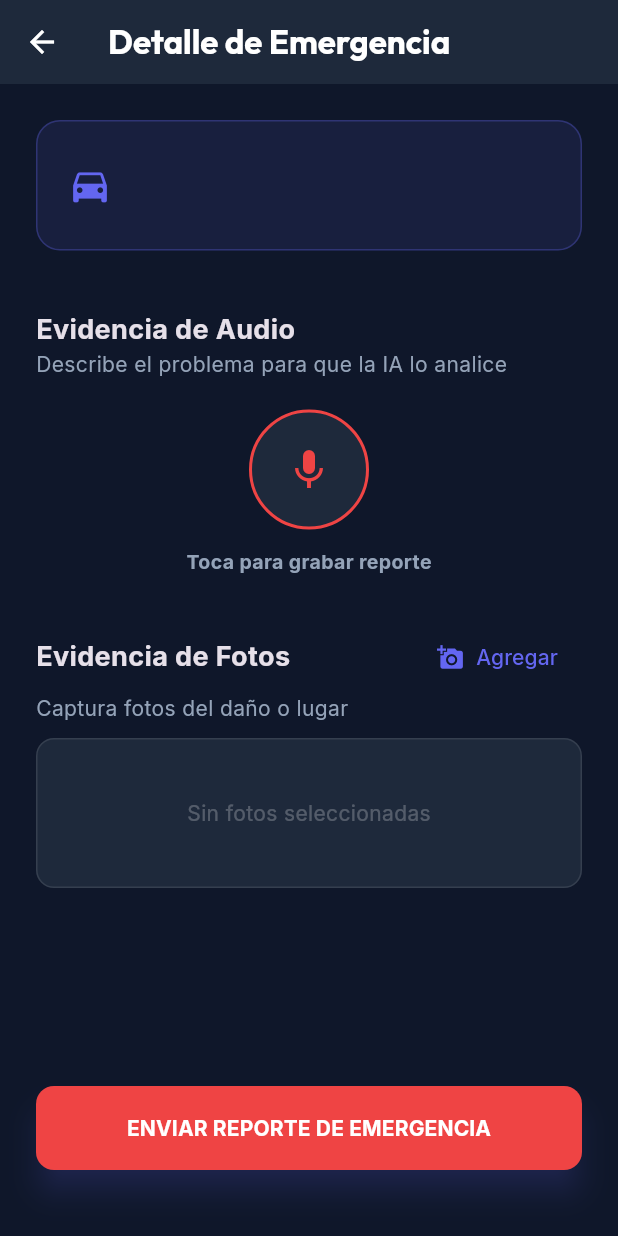
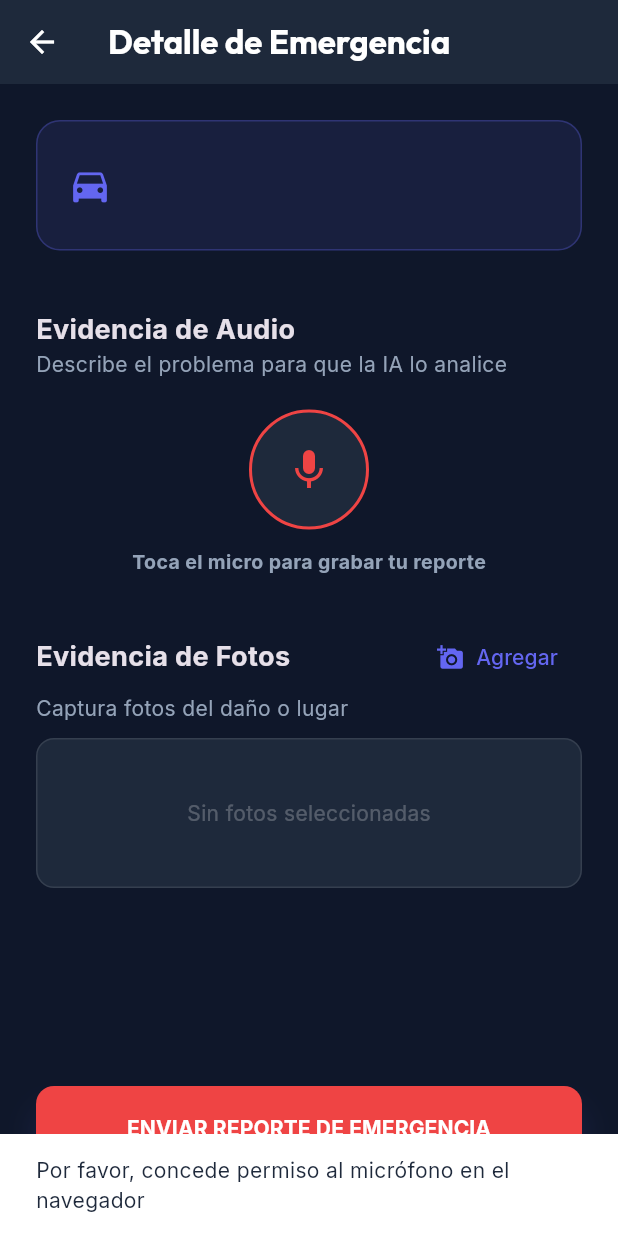
Before and after one commit to alecaballero17/emergencias-vehiculares, a Flutter app: the ReportIncidentScreen screen opened directly with empty values, after a tap on the "mic" icon, on a phone screen of 412 x 824 dp. Run offline on Flutter 3.47's test engine with Material 3 defaults, Android fonts, the phone set to English and light mode, and no system bars; our stand-ins replace animate_do, audioplayers, dio, geolocator, google_fonts, image_picker and 1 more; missing offline and left inert: record; accounts and stored records are empty.

Commit message:
feat: Implementar una pantalla de informes de incidentes con grabación de audio, selección de imágenes y soporte para geolocalización.

```diff
--- a/mobile_app/lib/screens/report_incident_screen.dart
+++ b/mobile_app/lib/screens/report_incident_screen.dart
@@ -1,5 +1,6 @@
 import 'dart:async';
 import 'package:flutter/material.dart';
+import 'package:flutter/foundation.dart' show kIsWeb;
 import 'package:animate_do/animate_do.dart';
 import 'package:geolocator/geolocator.dart';
 import 'package:record/record.dart';
@@ -85,6 +86,7 @@ class _ReportIncidentScreenState extends State<ReportIncidentScreen> {
 
   // -- Lógica de Audio --
   Future<void> _toggleRecording() async {
+    try {
       if (_isRecording) {
         _stopTimer();
         final path = await _audioRecorder.stop();
@@ -92,18 +94,43 @@ class _ReportIncidentScreenState extends State<ReportIncidentScreen> {
           _isRecording = false;
           _audioPath = path;
         });
+        debugPrint('Grabación detenida. Path: $path');
       } else {
         if (await _audioRecorder.hasPermission()) {
+          String? path;
+
+          if (!kIsWeb) {
             final dir = await getTemporaryDirectory();
-        final path = '${dir.path}/temp_audio_${DateTime.now().millisecondsSinceEpoch}.m4a';
+            path = '${dir.path}/temp_audio_${DateTime.now().millisecondsSinceEpoch}.m4a';
+          }
 
-        await _audioRecorder.start(const RecordConfig(), path: path);
+          // Usamos 'opus' para Web ya que es el estándar más compatible en navegadores
+          // En móvil, dejamos que el sistema elija o usamos uno común
+          const config = RecordConfig(
+            encoder: kIsWeb ? AudioEncoder.opus : AudioEncoder.aacLc,
+            bitRate: 128000,
+            sampleRate: 44100,
+          );
+
+          await _audioRecorder.start(config, path: path ?? '');
+
           _startTimer();
           setState(() {
             _isRecording = true;
             _audioPath = null;
           });
+          debugPrint('Grabación iniciada...');
+        } else {
+          debugPrint('No hay permisos de micrófono');
+          if (mounted) {
+            ScaffoldMessenger.of(context).showSnackBar(
+              const SnackBar(content: Text('Por favor, concede permiso al micrófono en el navegador')),
+            );
           }
+        }
+      }
+    } catch (e) {
+      debugPrint('Error crítico en grabación: $e');
     }
   }
 
@@ -214,10 +241,11 @@ class _ReportIncidentScreenState extends State<ReportIncidentScreen> {
             const Text('Describe el problema para que la IA lo analice', style: TextStyle(color: AppTheme.textSecondary)),
             const SizedBox(height: 20),
 
-            // Botón de Grabación
+            // Botón de Grabación y Preview
             Center(
               child: Column(
                 children: [
+                  // CASO 1: No hay audio grabado o estamos grabando ahora
                   if (_audioPath == null || _isRecording)
                     Stack(
                       alignment: Alignment.center,
@@ -236,13 +264,17 @@ class _ReportIncidentScreenState extends State<ReportIncidentScreen> {
                           ),
                         GestureDetector(
                           onTap: _toggleRecording,
-                          child: Container(
+                          child: AnimatedContainer(
+                            duration: const Duration(milliseconds: 300),
                             width: 80,
                             height: 80,
                             decoration: BoxDecoration(
                               shape: BoxShape.circle,
                               color: _isRecording ? AppTheme.errorRed : AppTheme.cardBg,
-                              border: Border.all(color: AppTheme.errorRed, width: 2),
+                              border: Border.all(
+                                color: _isRecording ? Colors.white : AppTheme.errorRed,
+                                width: 2
+                              ),
                             ),
                             child: Icon(
                               _isRecording ? Icons.stop : Icons.mic,
@@ -254,27 +286,34 @@ class _ReportIncidentScreenState extends State<ReportIncidentScreen> {
                       ],
                     )
                   else
-                    // Player Preview
+                    // CASO 2: Audio ya grabado (Mostrar Player)
                     FadeIn(
                       child: Container(
-                        padding: const EdgeInsets.symmetric(horizontal: 20, vertical: 10),
+                        padding: const EdgeInsets.symmetric(horizontal: 16, vertical: 8),
                         decoration: BoxDecoration(
                           color: AppTheme.cardBg,
                           borderRadius: BorderRadius.circular(30),
-                          border: Border.all(color: AppTheme.primaryNeon.withOpacity(0.3)),
+                          border: Border.all(color: AppTheme.primaryNeon.withOpacity(0.5)),
                         ),
                         child: Row(
                           mainAxisSize: MainAxisSize.min,
                           children: [
                             IconButton(
                               onPressed: _playPauseAudio,
-                              icon: Icon(_isPlaying ? Icons.pause : Icons.play_arrow, color: AppTheme.primaryNeon),
+                              icon: Icon(
+                                _isPlaying ? Icons.pause_circle_filled : Icons.play_circle_filled,
+                                color: AppTheme.primaryNeon,
+                                size: 30,
                               ),
-                            const Text('Audio grabado ready', style: TextStyle(color: Colors.white, fontWeight: FontWeight.w500)),
-                            const SizedBox(width: 10),
+                            ),
+                            const Text(
+                              'Audio listo',
+                              style: TextStyle(color: Colors.white, fontWeight: FontWeight.bold)
+                            ),
+                            const SizedBox(width: 8),
                             IconButton(
                               onPressed: _deleteAudio,
-                              icon: const Icon(Icons.delete_outline, color: AppTheme.errorRed, size: 20),
+                              icon: const Icon(Icons.delete_forever, color: AppTheme.errorRed, size: 24),
                             ),
                           ],
                         ),
@@ -285,7 +324,7 @@ class _ReportIncidentScreenState extends State<ReportIncidentScreen> {
                   Text(
                     _isRecording
                       ? 'GRABANDO... ${_formatDuration(_recordDuration)}'
-                      : (_audioPath != null ? 'Toca Play para revisar' : 'Toca para grabar reporte'),
+                      : (_audioPath != null ? 'Revisa tu reporte antes de enviar' : 'Toca el micro para grabar tu reporte'),
                     style: TextStyle(
                       color: _isRecording ? AppTheme.errorRed : AppTheme.textSecondary,
                       fontWeight: FontWeight.bold,
```
Also changed, not shown: 1 other file. Lines whose indentation alone changed are shown as unchanged.
